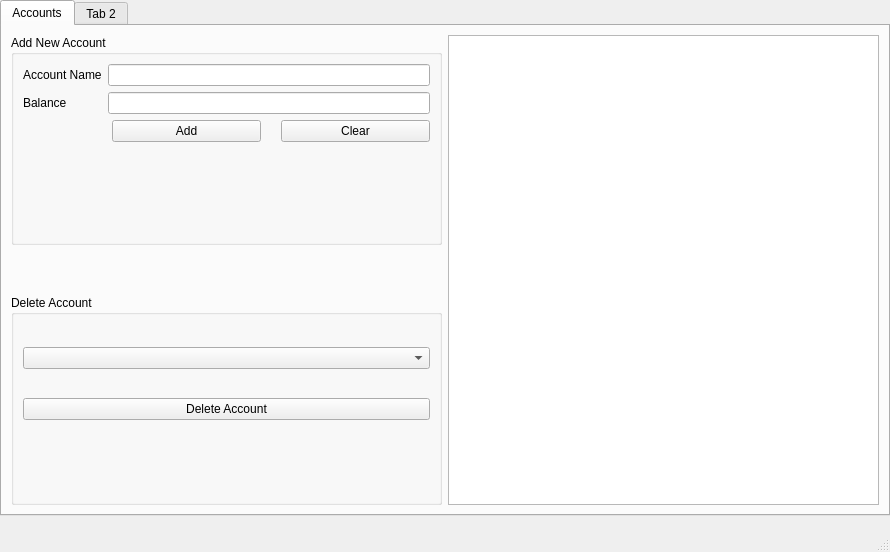
The window that dashboard.ui (kaveenhyacinth/Gerbil-expense-tracker) describes before a commit, drawn with Qt 5.
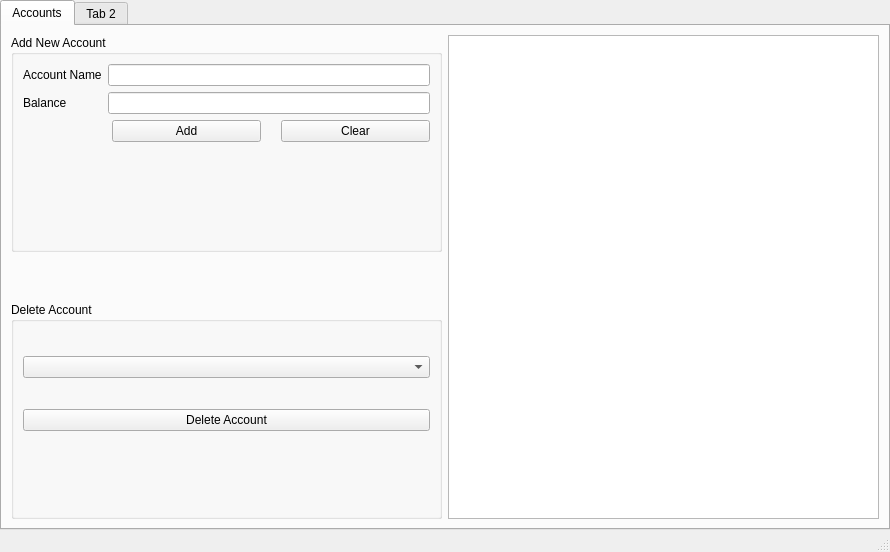
The same window after the commit.

What changed in the file:
```diff
--- a/dashboard.ui
+++ b/dashboard.ui
@@ -168,7 +168,29 @@
            </layout>
           </item>
           <item>
-           <widget class="QTableView" name="tblAccounts"/>
+           <widget class="QTableView" name="tblAccounts">
+            <property name="layoutDirection">
+             <enum>Qt::LeftToRight</enum>
+            </property>
+            <property name="autoFillBackground">
+             <bool>true</bool>
+            </property>
+            <attribute name="horizontalHeaderCascadingSectionResizes">
+             <bool>true</bool>
+            </attribute>
+            <attribute name="horizontalHeaderMinimumSectionSize">
+             <number>50</number>
+            </attribute>
+            <attribute name="horizontalHeaderDefaultSectionSize">
+             <number>200</number>
+            </attribute>
+            <attribute name="horizontalHeaderShowSortIndicator" stdset="0">
+             <bool>true</bool>
+            </attribute>
+            <attribute name="horizontalHeaderStretchLastSection">
+             <bool>true</bool>
+            </attribute>
+           </widget>
           </item>
          </layout>
         </item>
@@ -181,13 +203,6 @@
       </widget>
      </widget>
     </item>
-    <item>
-     <widget class="QLabel" name="lblConnection">
-      <property name="text">
-       <string/>
-      </property>
-     </widget>
-    </item>
    </layout>
   </widget>
   <widget class="QMenuBar" name="menubar">
```
